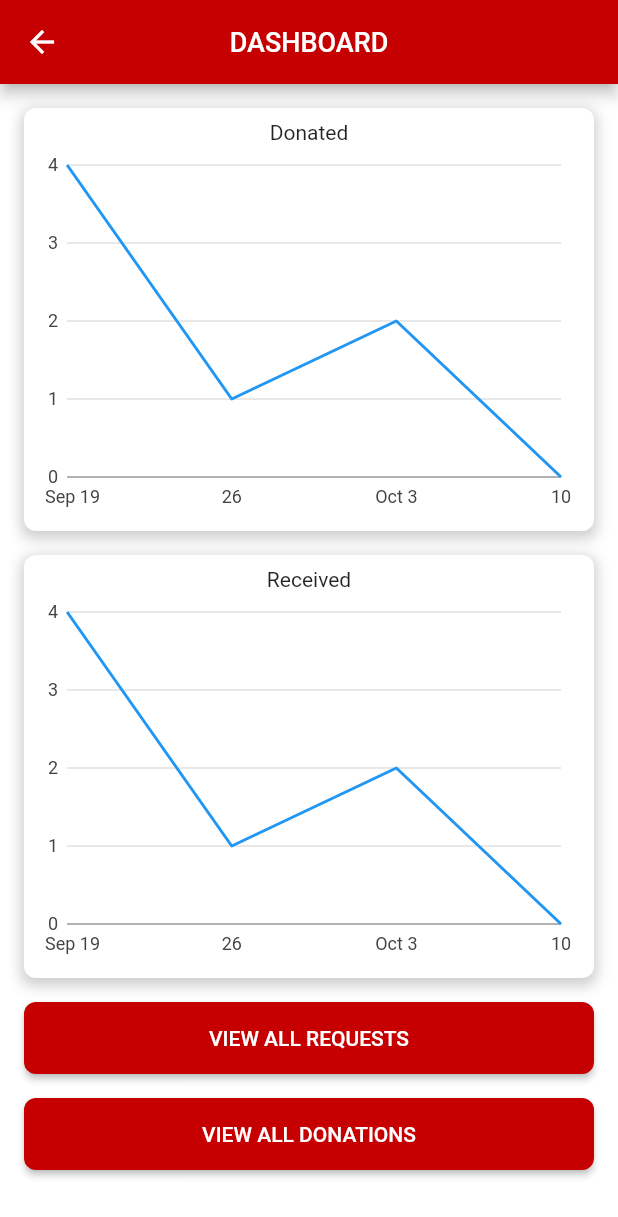
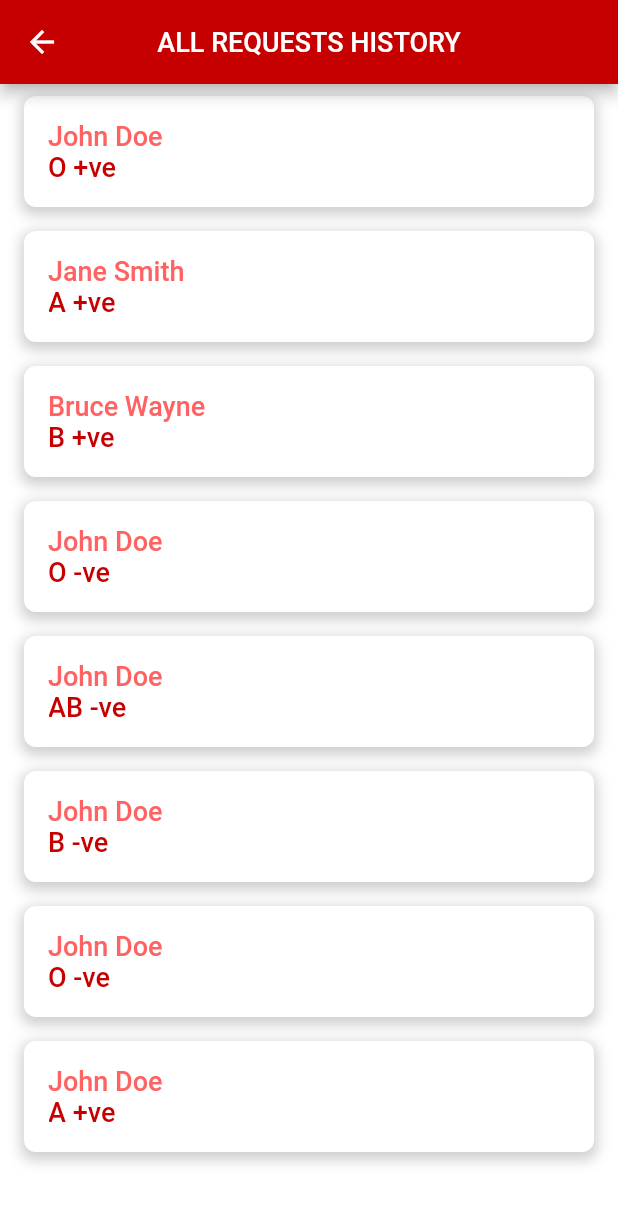
Before and after one commit to kazimhussain1/blood-bank-client, a Flutter app: the DashboardScreen screen opened directly, after a tap on "VIEW ALL REQUESTS", on a phone screen of 412 x 824 dp. Shown: the top 1217 px of the screen. Run offline on Flutter 3.47's test engine with Material 2 defaults, Android fonts, the phone set to English and light mode, and no system bars; our stand-ins replace carousel_slider, charts_flutter, google_maps_flutter, shared_preferences; accounts and stored records are empty.

Commit message:
added list screen

```diff
--- a/lib/screens/dashboard.dart
+++ b/lib/screens/dashboard.dart
@@ -1,8 +1,10 @@
 import 'package:flutter/material.dart';
+import 'package:flutter_app/common/page-transitions.dart';
 import 'package:flutter_app/config/config.dart';
+import 'package:flutter_app/screens/screens.dart';
 import 'package:flutter_app/widgets/button.dart';
 
-import 'time-series-chart.dart';
+import '../widgets/time-series-chart.dart';
 
 class DashboardScreen extends StatelessWidget {
   @override
@@ -26,17 +28,21 @@ class DashboardScreen extends StatelessWidget {
                       ),
                       Button(
                         text: 'VIEW ALL REQUESTS',
-                        onPressed: () {},
+                        onPressed: () {_navigateTo(context, ListScreen(title: 'ALL REQUESTS HISTORY'));},
                       ),
                       SizedBox(
                         height: 16.0,
                       ),
                       Button(
                         text: 'VIEW ALL DONATIONS',
-                        onPressed: () {},
+                        onPressed: () {_navigateTo(context, ListScreen(title: 'ALL DONATIONS HISTORY'));},
                       ),
                     ],
                   )),
         ));
   }
+
+  void _navigateTo(BuildContext context, Widget screen) {
+    Navigator.of(context).push(EnterExitRoute(exitPage: this, enterPage: screen));
+  }
 }
--- /dev/null
+++ b/lib/screens/list-screen.dart
@@ -0,0 +1,51 @@
+import 'package:flutter/material.dart';
+import 'package:flutter_app/config/config.dart';
+
+class ListScreen extends StatelessWidget {
+
+  const ListScreen({Key key, this.title}) : super(key: key);
+
+  final String title;
+
+  static const data = [
+    {'name':'John Doe', 'bloodType':'O +ve'},
+    {'name':'Jane Smith', 'bloodType':'A +ve'},
+    {'name':'Bruce Wayne', 'bloodType':'B +ve'},
+    {'name':'John Doe', 'bloodType':'O -ve'},
+    {'name':'John Doe', 'bloodType':'AB -ve'},
+    {'name':'John Doe', 'bloodType':'B -ve'},
+    {'name':'John Doe', 'bloodType':'O -ve'},
+    {'name':'John Doe', 'bloodType':'A +ve'},
+  ];
+
+
+
+  @override
+  Widget build(BuildContext context) {
+    return Scaffold(
+        appBar: AppBar(
+            centerTitle: true, title: Text(title, style: TextStyle(fontSize: 18.0))),
+        body: Builder(
+            builder: (scaffoldContext) => Container(
+
+                    child: ListView.builder(itemCount: ListScreen.data.length ,itemBuilder: (buildContext, index) => Container(
+                      padding: EdgeInsets.all(16.0),
+                      margin: EdgeInsets.symmetric(horizontal: 16.0, vertical:8.0),
+                      decoration: BoxDecoration(
+                          color: Palette.colorWhite,
+                          boxShadow: Styles.boxShadow,
+                          borderRadius: BorderRadius.circular(8.0)),
+                      child: ClipRRect(
+                        borderRadius: BorderRadius.circular(8.0),
+                        child:  Column(
+                          crossAxisAlignment: CrossAxisAlignment.start,
+                          children: [
+                            Text(ListScreen.data[index]['name'], style: TextStyle(color: Palette.colorPrimaryLight, fontSize: 18.0, fontWeight: FontWeight.w500)),
+                            Text(ListScreen.data[index]['bloodType'], style: TextStyle(color: Palette.colorPrimary, fontSize: 18.0, fontWeight: FontWeight.w500))
+                          ],),
+                      ),
+                    )),
+
+            )));
+  }
+}
--- a/lib/screens/screens.dart
+++ b/lib/screens/screens.dart
@@ -6,3 +6,5 @@ export 'sign-up.dart';
 export 'request-blood.dart';
 export 'donate-blood.dart';
 export 'dashboard.dart';
+export 'list-screen.dart';
+export 'receipt.dart';
--- a/lib/screens/sign-up.dart
+++ b/lib/screens/sign-up.dart
@@ -1,3 +1,5 @@
+import 'dart:convert';
+
 import 'package:flutter/material.dart';
 import 'package:flutter/widgets.dart';
 import 'package:flutter_app/common/page-transitions.dart';
@@ -178,13 +180,11 @@ class SignUpScreen extends StatelessWidget {
     // check the status code for the result
     var statusCode = response.statusCode;
     // this API passes back the id of the new item added to the body
-    var body = response.body;
+    var body = jsonDecode(response.body);
 
     if (statusCode == 200) {
       await Navigator.of(context).pushReplacement(_navigateTo(SignInScreen()));
     } else {
-      print(statusCode);
-      print(body);
 
       Scaffold.of(context).showSnackBar(SnackBar(
         content: Text('Oops something went wrong'),
--- a/lib/widgets/dropdown.dart
+++ b/lib/widgets/dropdown.dart
@@ -1,7 +1,7 @@
 import 'package:flutter/material.dart';
 import 'package:flutter_app/config/config.dart';
 
-typedef onSelectCallback<T> = Null Function(dynamic latLng);
+typedef onSelectCallback<T> = Null Function(dynamic value);
 
 class DropDownButton<T> extends StatefulWidget {
    const DropDownButton({Key key, @required this.data, this.label = '', this.onSelect})
--- a/lib/widgets/map.dart
+++ b/lib/widgets/map.dart
@@ -22,7 +22,7 @@ class MapWidgetState extends State<MapWidget> {
 
   Set<Marker> markers = {};
 
-  static final CameraPosition _kGooglePlex = CameraPosition(
+  static final CameraPosition karachi = CameraPosition(
     target: LatLng(24.8607, 67.0011),
     zoom: 14.4746,
   );
@@ -51,7 +51,7 @@ class MapWidgetState extends State<MapWidget> {
               height: 400,
               child: GoogleMap(
                 mapType: MapType.normal,
-                initialCameraPosition: _kGooglePlex,
+                initialCameraPosition: karachi,
                 markers: markers,
                 gestureRecognizers: <Factory<OneSequenceGestureRecognizer>>{
                   Factory<OneSequenceGestureRecognizer>(
@@ -65,7 +65,7 @@ class MapWidgetState extends State<MapWidget> {
                   if (widget.callback != null) {
                     widget.callback(latLng);
                   }
-                  print('${latLng.latitude}, ${latLng.longitude}');
+//                  print('${latLng.latitude}, ${latLng.longitude}');
                   setState(() {
                     markers.clear();
                     markers.add(Marker(
--- a/lib/screens/time-series-chart.dart
+++ b/lib/widgets/time-series-chart.dart
@@ -3,7 +3,7 @@ import 'package:charts_flutter/flutter.dart' as charts;
 import 'package:flutter_app/config/config.dart';
 
 class TimeSeriesRangeAnnotationChart extends StatelessWidget {
-  TimeSeriesRangeAnnotationChart(this.seriesList, {this.animate, this.label});
+  TimeSeriesRangeAnnotationChart(this.seriesList, {this.animate = true, this.label});
 
   final String label;
   final List<charts.Series> seriesList;
@@ -16,7 +16,7 @@ class TimeSeriesRangeAnnotationChart extends StatelessWidget {
       _createSampleData(),
       // Disable animations for image tests.
       label: label,
-      animate: false,
+      animate: true,
     );
   }
 
--- a/pubspec.yaml
+++ b/pubspec.yaml
@@ -30,6 +30,7 @@ dependencies:
 
   charts_flutter: ^0.9.0
   carousel_slider: ^2.3.1
+  shared_preferences: ^0.5.12+4
 
   # The following adds the Cupertino Icons font to your application.
   # Use with the CupertinoIcons class for iOS style icons.
```
Also changed, not shown: lib/common/page-transitions.dart (+47 -47 lines), lib/screens/home.dart (+56 -25 lines), lib/screens/sign-in.dart (+21 -50 lines), lib/screens/splash.dart (+14 -5 lines), pubspec.lock.
